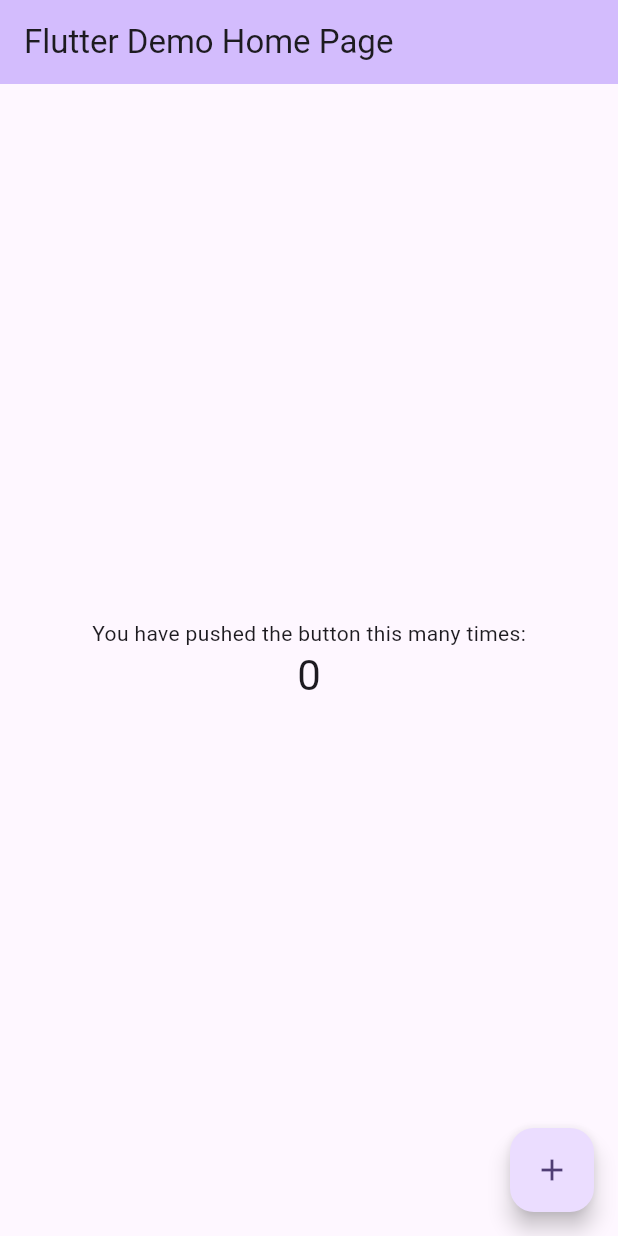
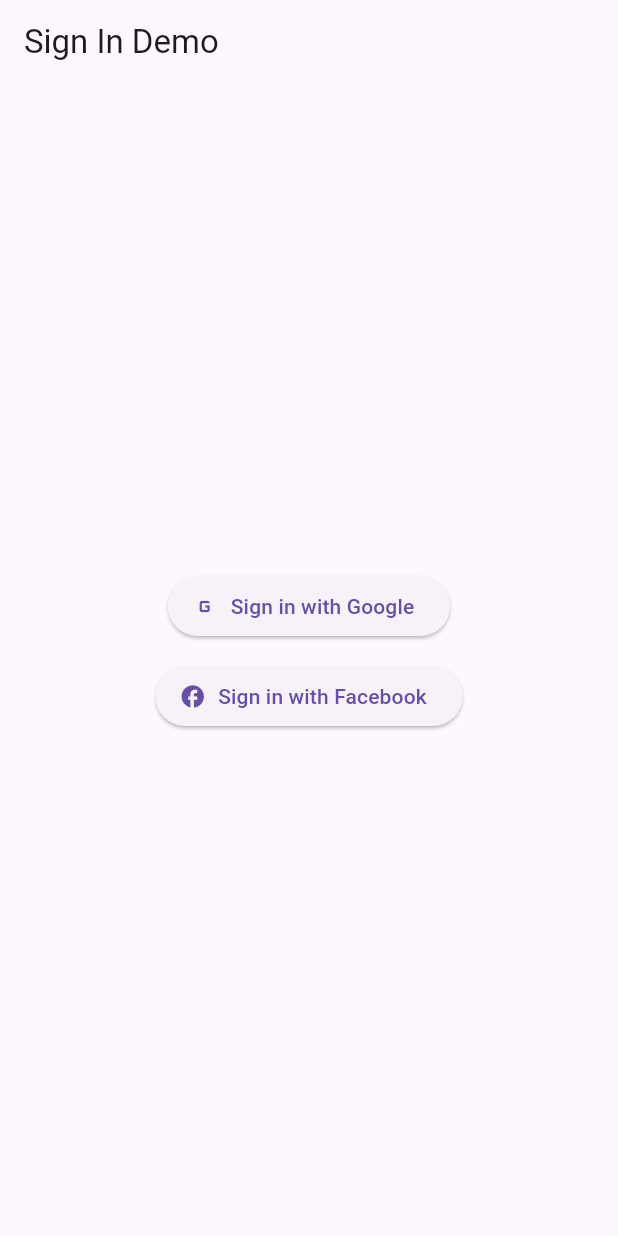
Before and after one commit to trungnv0801/flutter-social-login, a Flutter app: the screen it shows after launch, on a phone screen of 412 x 824 dp. Run offline on Flutter 3.47's test engine with Material 3 defaults, Android fonts, the light colour scheme and no system bars; our stand-ins replace google_sign_in, sign_in_with_apple; missing offline and left inert: flutter_facebook_auth.

Commit message:
implement social login

```diff
--- a/lib/main.dart
+++ b/lib/main.dart
@@ -1,122 +1,166 @@
 import 'package:flutter/material.dart';
+import 'package:google_sign_in/google_sign_in.dart';
+import 'package:flutter_facebook_auth/flutter_facebook_auth.dart';
+import 'package:sign_in_with_apple/sign_in_with_apple.dart';
+import 'dart:io' show Platform;
 
-void main() {
+Future<void> main() async {
+  WidgetsFlutterBinding.ensureInitialized();
   runApp(const MyApp());
 }
 
 class MyApp extends StatelessWidget {
   const MyApp({super.key});
 
-  // This widget is the root of your application.
   @override
   Widget build(BuildContext context) {
     return MaterialApp(
-      title: 'Flutter Demo',
-      theme: ThemeData(
-        // This is the theme of your application.
-        //
-        // TRY THIS: Try running your application with "flutter run". You'll see
-        // the application has a purple toolbar. Then, without quitting the app,
-        // try changing the seedColor in the colorScheme below to Colors.green
-        // and then invoke "hot reload" (save your changes or press the "hot
-        // reload" button in a Flutter-supported IDE, or press "r" if you used
-        // the command line to start the app).
-        //
-        // Notice that the counter didn't reset back to zero; the application
-        // state is not lost during the reload. To reset the state, use hot
-        // restart instead.
-        //
-        // This works for code too, not just values: Most code changes can be
-        // tested with just a hot reload.
-        colorScheme: ColorScheme.fromSeed(seedColor: Colors.deepPurple),
-      ),
-      home: const MyHomePage(title: 'Flutter Demo Home Page'),
+      debugShowCheckedModeBanner: false,
+      title: 'Sign In Demo',
+      theme: ThemeData(primarySwatch: Colors.blue),
+      home: const SignInPage(),
     );
   }
 }
 
-class MyHomePage extends StatefulWidget {
-  const MyHomePage({super.key, required this.title});
-
-  // This widget is the home page of your application. It is stateful, meaning
-  // that it has a State object (defined below) that contains fields that affect
-  // how it looks.
-
-  // This class is the configuration for the state. It holds the values (in this
-  // case the title) provided by the parent (in this case the App widget) and
-  // used by the build method of the State. Fields in a Widget subclass are
-  // always marked "final".
-
-  final String title;
+class SignInPage extends StatefulWidget {
+  const SignInPage({super.key});
 
   @override
-  State<MyHomePage> createState() => _MyHomePageState();
+  State<SignInPage> createState() => _SignInPageState();
 }
 
-class _MyHomePageState extends State<MyHomePage> {
-  int _counter = 0;
+class _SignInPageState extends State<SignInPage> {
+  String? _name;
+  String? _email;
+  String? _photoUrl;
+  String? _loginMethod;
 
-  void _incrementCounter() {
+  Future<void> _signInWithGoogle() async {
+    try {
+      final googleSignIn = GoogleSignIn(scopes: ['email', 'profile']);
+      final account = await googleSignIn.signIn();
+      final auth = await account?.authentication;
+
+      setState(() {
+        _name = account?.displayName;
+        _email = account?.email;
+        _photoUrl = account?.photoUrl;
+        _loginMethod = "Google";
+      });
+    } catch (e) {
+      print('Google sign-in error: $e');
+    }
+  }
+
+  Future<void> _signInWithFacebook() async {
+    try {
+      final LoginResult result = await FacebookAuth.instance.login();
+
+      if (result.status == LoginStatus.success) {
+        final userData = await FacebookAuth.instance.getUserData();
+
+        setState(() {
+          _name = userData['name'];
+          _email = userData['email'];
+          _photoUrl = userData['picture']['data']['url'];
+          _loginMethod = "Facebook";
+        });
+      } else {
+        print('Facebook sign-in failed: ${result.status}');
+      }
+    } catch (e) {
+      print('Facebook sign-in error: $e');
+    }
+  }
+
+  Future<void> _signInWithApple() async {
+    try {
+      final credential = await SignInWithApple.getAppleIDCredential(
+        scopes: [
+          AppleIDAuthorizationScopes.email,
+          AppleIDAuthorizationScopes.fullName,
+        ],
+      );
+
+      setState(() {
+        _name = "${credential.givenName ?? ""} ${credential.familyName ?? ""}"
+            .trim();
+        _email = credential.email;
+        _photoUrl = null;
+        _loginMethod = "Apple";
+      });
+    } catch (e) {
+      print('Apple sign-in error: $e');
+    }
+  }
+
+  void _signOut() {
+    if (_loginMethod == "Google") {
+      GoogleSignIn().signOut();
+    }
+    if (_loginMethod == "Facebook") {
+      FacebookAuth.instance.logOut();
+    }
     setState(() {
-      // This call to setState tells the Flutter framework that something has
-      // changed in this State, which causes it to rerun the build method below
-      // so that the display can reflect the updated values. If we changed
-      // _counter without calling setState(), then the build method would not be
-      // called again, and so nothing would appear to happen.
-      _counter++;
+      _name = null;
+      _email = null;
+      _photoUrl = null;
+      _loginMethod = null;
     });
   }
 
   @override
   Widget build(BuildContext context) {
-    // This method is rerun every time setState is called, for instance as done
-    // by the _incrementCounter method above.
-    //
-    // The Flutter framework has been optimized to make rerunning build methods
-    // fast, so that you can just rebuild anything that needs updating rather
-    // than having to individually change instances of widgets.
+    final isLoggedIn = _email != null;
+
     return Scaffold(
-      appBar: AppBar(
-        // TRY THIS: Try changing the color here to a specific color (to
-        // Colors.amber, perhaps?) and trigger a hot reload to see the AppBar
-        // change color while the other colors stay the same.
-        backgroundColor: Theme.of(context).colorScheme.inversePrimary,
-        // Here we take the value from the MyHomePage object that was created by
-        // the App.build method, and use it to set our appbar title.
-        title: Text(widget.title),
+      appBar: AppBar(title: const Text('Sign In Demo')),
+      body: Center(
+        child: isLoggedIn
+            ? Column(
+                mainAxisAlignment: MainAxisAlignment.center,
+                children: [
+                  if (_photoUrl != null)
+                    CircleAvatar(
+                      backgroundImage: NetworkImage(_photoUrl!),
+                      radius: 40,
+                    ),
+                  const SizedBox(height: 10),
+                  Text('Name: $_name'),
+                  Text('Email: $_email'),
+                  Text('Logged in via: $_loginMethod'),
+                  const SizedBox(height: 20),
+                  ElevatedButton(
+                    onPressed: _signOut,
+                    child: const Text('Sign Out'),
+                  ),
+                ],
+              )
+            : Column(
+                mainAxisAlignment: MainAxisAlignment.center,
+                children: [
+                  ElevatedButton.icon(
+                    icon: const Icon(Icons.g_mobiledata),
+                    onPressed: _signInWithGoogle,
+                    label: const Text('Sign in with Google'),
+                  ),
+                  const SizedBox(height: 12),
+                  ElevatedButton.icon(
+                    icon: const Icon(Icons.facebook),
+                    onPressed: _signInWithFacebook,
+                    label: const Text('Sign in with Facebook'),
+                  ),
+                  const SizedBox(height: 12),
+                  if (Platform.isIOS)
+                    ElevatedButton.icon(
+                      icon: const Icon(Icons.apple),
+                      onPressed: _signInWithApple,
+                      label: const Text('Sign in with Apple'),
+                    ),
+                ],
+              ),
       ),
-      body: Center(
-        // Center is a layout widget. It takes a single child and positions it
-        // in the middle of the parent.
-        child: Column(
-          // Column is also a layout widget. It takes a list of children and
-          // arranges them vertically. By default, it sizes itself to fit its
-          // children horizontally, and tries to be as tall as its parent.
-          //
-          // Column has various properties to control how it sizes itself and
-          // how it positions its children. Here we use mainAxisAlignment to
-          // center the children vertically; the main axis here is the vertical
-          // axis because Columns are vertical (the cross axis would be
-          // horizontal).
-          //
-          // TRY THIS: Invoke "debug painting" (choose the "Toggle Debug Paint"
-          // action in the IDE, or press "p" in the console), to see the
-          // wireframe for each widget.
-          mainAxisAlignment: MainAxisAlignment.center,
-          children: <Widget>[
-            const Text('You have pushed the button this many times:'),
-            Text(
-              '$_counter',
-              style: Theme.of(context).textTheme.headlineMedium,
-            ),
-          ],
-        ),
-      ),
-      floatingActionButton: FloatingActionButton(
-        onPressed: _incrementCounter,
-        tooltip: 'Increment',
-        child: const Icon(Icons.add),
-      ), // This trailing comma makes auto-formatting nicer for build methods.
     );
   }
 }
```
Also changed, not shown: pubspec.yaml (+6 -6 lines), pubspec.lock, 10 other files.
